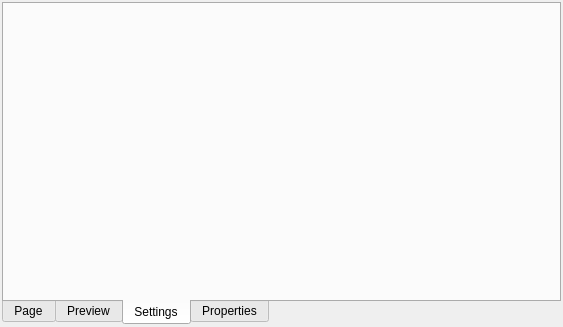
This is res/forms/MapWidget.ui in tedvalson/NovelTea as Qt 5 draws it before an edit. The edited form follows.
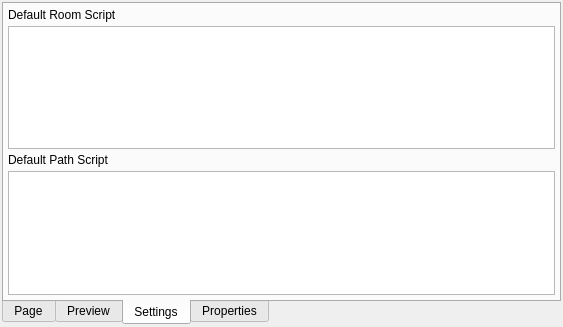
This is the edited form. The open tabs and pages were chosen to show the change. Icons and pictures are not drawn. Custom widgets are drawn as their Qt base class.

Commit message: Map: Add room/path script eval.

Diff of the .ui file:
```diff
--- a/res/forms/MapWidget.ui
+++ b/res/forms/MapWidget.ui
@@ -222,6 +222,26 @@
        <property name="bottomMargin">
         <number>4</number>
        </property>
+       <item>
+        <widget class="QLabel" name="label_2">
+         <property name="text">
+          <string>Default Room Script</string>
+         </property>
+        </widget>
+       </item>
+       <item>
+        <widget class="ScriptEdit" name="scriptRoomDefault"/>
+       </item>
+       <item>
+        <widget class="QLabel" name="label">
+         <property name="text">
+          <string>Default Path Script</string>
+         </property>
+        </widget>
+       </item>
+       <item>
+        <widget class="ScriptEdit" name="scriptPathDefault"/>
+       </item>
       </layout>
      </widget>
      <widget class="QWidget" name="tabProperties">
```
The commit also changes 8 other files.
